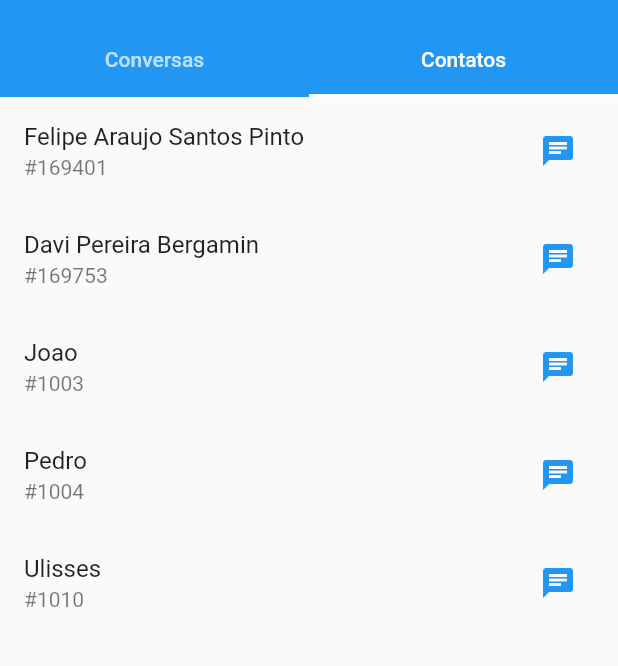
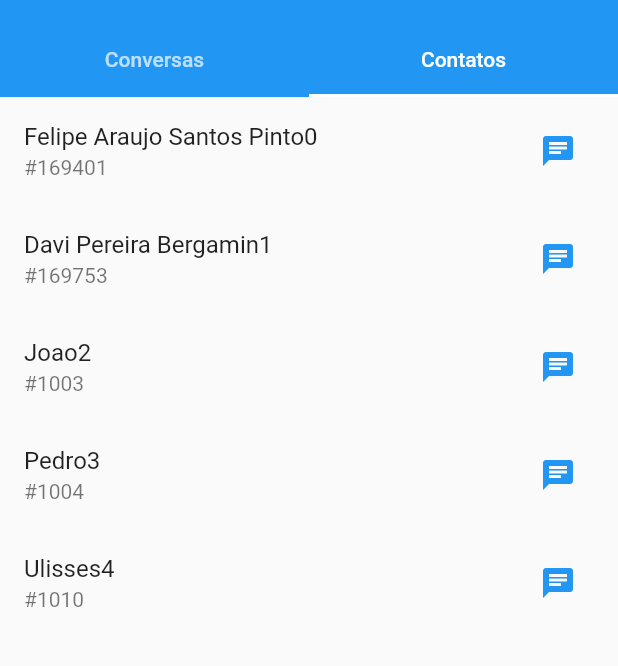
Before and after one commit to davi133/app-mensagens-si700, a Flutter app: the Home screen opened directly, tab 2 chosen, on a phone screen of 412 x 824 dp, the part 59-725 px from its top. Run offline on Flutter 3.47's test engine with Material 2 defaults, Android fonts, the phone set to English and light mode, and no system bars; our stand-ins replace flutter_bloc, sqflite; accounts and stored records are empty; key blocks and very long unbroken strings in the code were emptied for the run.

Commit message:
comecei a usar sqlite

```diff
--- a/lib/Dados/contactList.dart
+++ b/lib/Dados/contactList.dart
@@ -1,22 +1,79 @@
+import 'dart:developer';
+import 'dart:async';
+import 'dart:io';
+import 'package:sqflite/sqflite.dart';
+import 'package:path/path.dart';
+import 'package:path_provider/path_provider.dart';
 import '../model/contato.dart';
 
 class ContactDataProvider {
   var contactList = [
-    Contato("Felipe Araujo Santos Pinto", 169401, id: 0),
-    Contato("Davi Pereira Bergamin", 169753, id: 1),
-    Contato("Joao", 1003, id: 2),
-    Contato("Pedro", 1004, id: 3),
-    //Contato("Robson", 1005),
-    Contato("Ulisses", 1010, id: 4)
+
   ];
 
+  static const String tableName="contacts";
+  static const String chave ="id";
+  static const String apelido ="apelido";
+  static const String numero ="numero";
+
+
   static ContactDataProvider helper = ContactDataProvider._createInstance();
+  static Database? _database;
+  ContactDataProvider._createInstance();
 
-  ContactDataProvider._createInstance();
+  Future<Database> get database async {
+    if (_database!=null) return _database!;
+
+    _database = await _initDB("unitalk.db");
+    return _database!;
+  }
+
+  Future<Database> _initDB(String filepath) async
+  {
+    Directory directory = await getApplicationDocumentsDirectory();
+    String path = "${directory.path}$filepath";
+    await _deleteDatabase();//ONLY UNCOMMENT THIS TO RESET THE DATABASE
+
+    return await openDatabase(path,version: 1,onCreate: _createDb);
+  }
+
+  _createDb(Database db, int newVersion) async {
+    print("criando DB =======================================================");
+    db.execute("""
+       CREATE TABLE $tableName (
+           $chave INTEGER PRIMARY KEY AUTOINCREMENT,
+           $apelido TEXT,
+           $numero INTEGER
+          );
+    """);
+
+    db.insert(tableName, Contato("Felipe Araujo Santos Pinto", 169401, id: 0).toMap());
+    db.insert(tableName, Contato("Davi Pereira Bergamin", 169753, id: 1).toMap());
+    db.insert(tableName, Contato("Joao", 1003, id: 2).toMap());
+    db.insert(tableName, Contato("Pedro", 1004, id: 3).toMap());
+    db.insert(tableName, Contato("Ulisses", 1010).toMap());
+
+
+
+  }
+
+  Future<void> _deleteDatabase() async {
+    Directory directory = await getApplicationDocumentsDirectory();
+    String path = "${directory.path}unitalk.db";
+     databaseFactory.deleteDatabase(path);
+  }
+
 
   Future<List<Contato>> getContacts() async {
     await Future.delayed(const Duration(seconds: 1));
-    return [...contactList];
+    Database db = await database;
+    List<Map<String, Object?>> noteMapList =
+        await db.rawQuery("SELECT * FROM $tableName;");
+    List<Contato> contactList =[];
+    for (int i = 0; i < noteMapList.length; i++) {
+      contactList.add(Contato.fromMap(noteMapList[i]));
+    }
+    return contactList;
   }
 
   Future<int> addContato(Contato cont) async
@@ -57,6 +114,13 @@ class ContactDataProvider {
       }
     }
     return 0;
+  }
+
+
+  Future close() async
+  {
+    final db = await helper.database;
+    db.close();
   }
 }
 
--- a/lib/View/ContactsPage/contato_tile.dart
+++ b/lib/View/ContactsPage/contato_tile.dart
@@ -30,7 +30,7 @@ class ContatoTile extends StatelessWidget {
       },
       //BOTÃO DE CONVERSAR COM O CONTATO =============================================================
       child: ListTile(
-        title: Text(cont.apelido),
+        title: Text(cont.apelido + cont.id.toString()),
         subtitle: Text("#${cont.numero}"),
         trailing: IconButton(
           onPressed: () {
--- a/lib/model/contato.dart
+++ b/lib/model/contato.dart
@@ -1,9 +1,17 @@
+import 'package:flutter_atividade2/Dados/contactList.dart';
+
 class Contato {
   int id =0;//id in the local database
   String apelido = "";
   int numero = 0;//id of the other user
 
-  Contato(this.apelido, this.numero,{this.id=0});
+  Contato(this.apelido, this.numero,{this.id=-1});
+
+  Contato.fromMap(map) {
+    apelido = map[ContactDataProvider.apelido];
+    numero = map[ContactDataProvider.numero];
+    id = map[ContactDataProvider.chave];
+  }
 
   @override
   String toString() {
@@ -13,4 +21,15 @@ class Contato {
   Contato copy() {
     return Contato(apelido, numero);
   }
+
+  toMap({bool withId=true})
+  {
+    var map = <String, dynamic>{};
+    if (id !=-1) map[ContactDataProvider.chave] = id;
+    map[ContactDataProvider.apelido] = apelido;
+    map[ContactDataProvider.numero] = numero;
+    return map;
+  }
+
+
 }
--- a/pubspec.yaml
+++ b/pubspec.yaml
@@ -37,6 +37,8 @@ dependencies:
   # Use with the CupertinoIcons class for iOS style icons.
   cupertino_icons: ^1.0.2
   flutter_bloc: ^8.1.1
+  sqflite: ^2.2.0+3
+  path_provider: ^2.0.11
 
 dev_dependencies:
   flutter_test:
```
Also changed, not shown: pubspec.lock, 1 other file.
